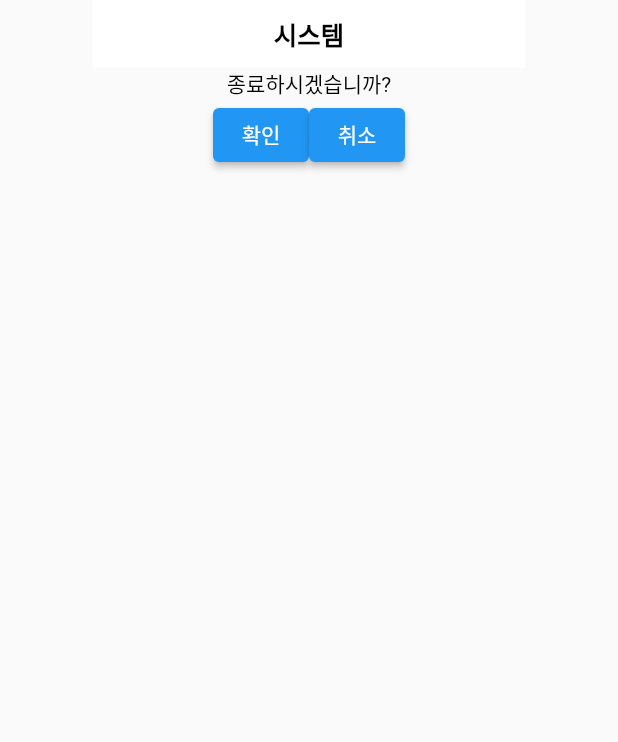
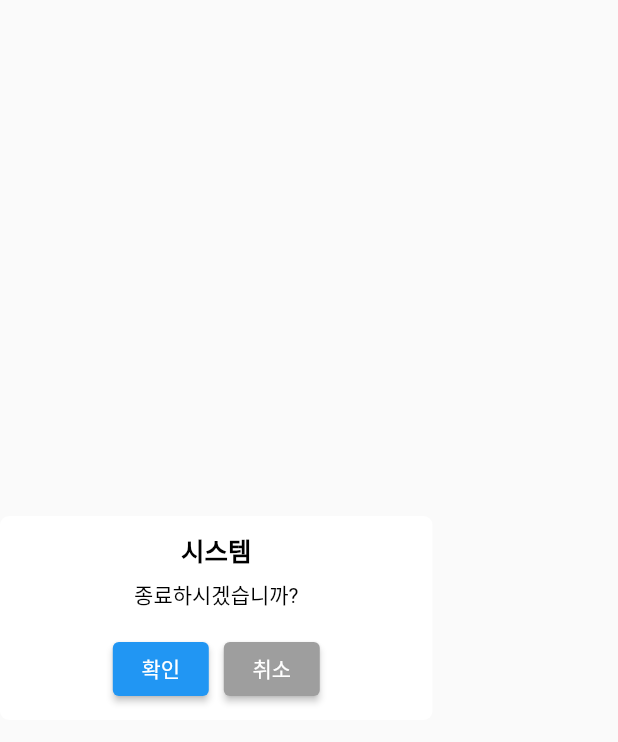
Before and after one commit to Cho-El/instagram_clonecoding, a Flutter app: the MessagePopup widget shown alone on an empty page, opened directly, on a phone screen of 412 x 824 dp. Shown: the top 742 px of the screen. Run offline on Flutter 3.47's test engine with Material 2 defaults, Android fonts, the phone set to English and light mode, and no system bars; our stand-ins replace get.

Commit message:
2022-06-09

```diff
--- a/lib/src/components/message_popup.dart
+++ b/lib/src/components/message_popup.dart
@@ -20,8 +20,11 @@ class MessagePopup extends StatelessWidget {
     return Material(
         color: Colors.transparent,
         child: Column(
+          mainAxisAlignment: MainAxisAlignment.center,
           children: [
-            Container(
+            ClipRRect(
+              borderRadius: BorderRadius.circular(6),
+              child: Container(
                 color: Colors.white,
                 padding: const EdgeInsets.symmetric(horizontal: 40, vertical: 10),
                 width: Get.width * 0.7,
@@ -35,9 +38,7 @@ class MessagePopup extends StatelessWidget {
                         color: Colors.black,
                       ),
                     ),
-                ],
-              ),
-            ),
+                    const SizedBox(height: 7),
                     Text(
                       message!,
                       style: const TextStyle(
@@ -45,13 +46,24 @@ class MessagePopup extends StatelessWidget {
                         color: Colors.black,
                       ),
                     ),
+                    const SizedBox(height: 15),
                     Row(
                       mainAxisAlignment: MainAxisAlignment.center,
                       children: [
-                  ElevatedButton(onPressed: () {}, child: Text('확인')),
-                  ElevatedButton(onPressed: () {}, child: Text('취소')),
+                        ElevatedButton(onPressed: okCallback, child: Text('확인')),
+                        const SizedBox(width: 10),
+                        ElevatedButton(
+                            onPressed: cancelCallback,
+                            child: Text('취소'),
+                            style: ElevatedButton.styleFrom(
+                              primary: Colors.grey,
+                            )),
                       ],
                     )
+                  ],
+                ),
+              ),
+            ),
           ],
         ));
   }
--- a/lib/src/controller/bottom_nav_controller.dart
+++ b/lib/src/controller/bottom_nav_controller.dart
@@ -43,6 +43,7 @@ class BottomNavController extends GetxController{
           okCallback: () {
             exit(0);
           },
+          cancelCallback: Get.back,
           title: '시스템',
         ),
       ); // !: null 허용 여부 제거
```
Lines whose indentation alone changed are shown as unchanged.
